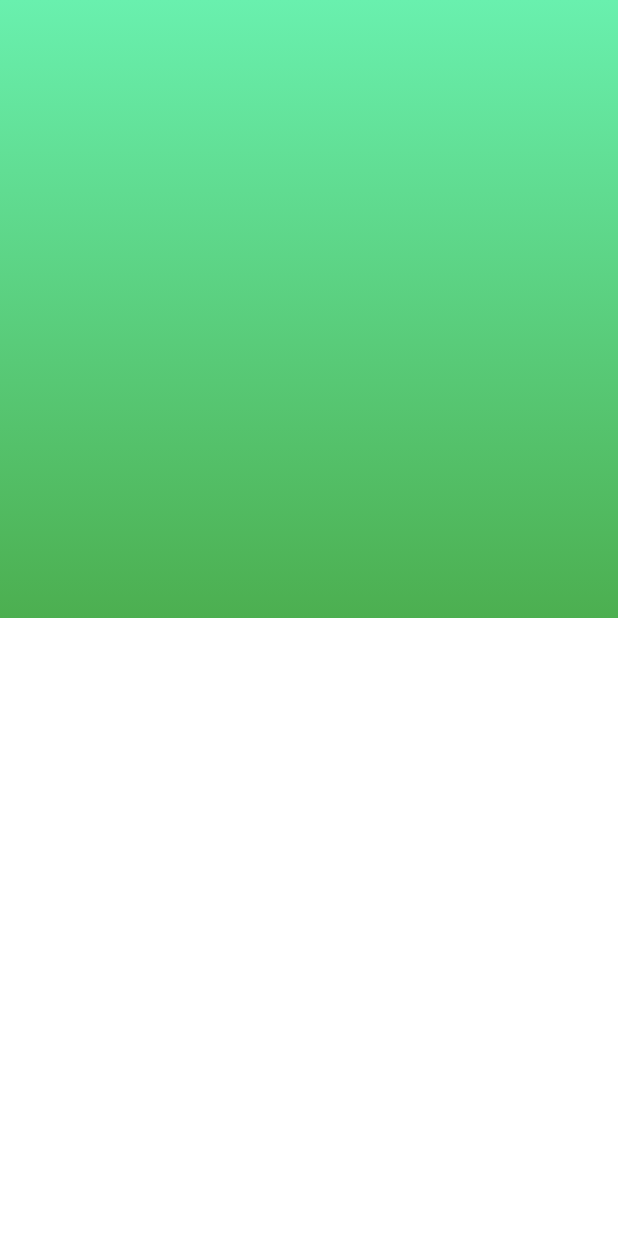
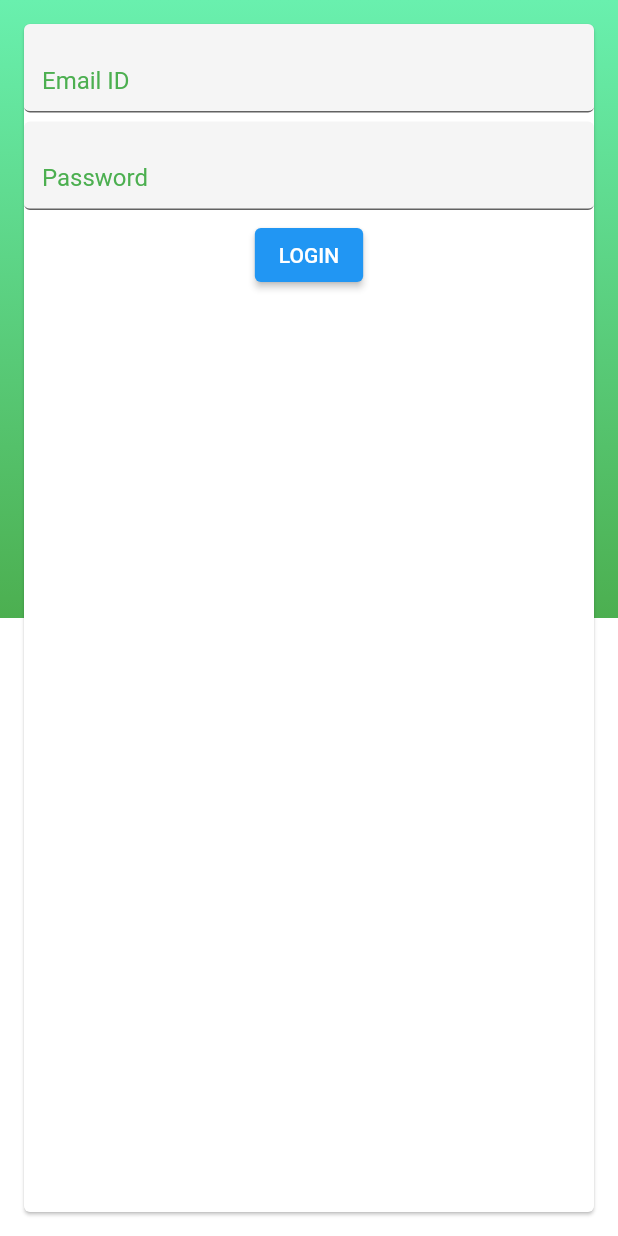
Before and after one commit to ishantk/gw2021adf1, a Flutter app: the screen it shows after launch, on a phone screen of 412 x 824 dp. Run offline on Flutter 3.47's test engine with Material 2 defaults, Android fonts, the phone set to English and light mode, and no system bars; our stand-ins replace webview_flutter.

Commit message:
Designing the Login UI

```diff
--- a/lib/auth/login-page.dart
+++ b/lib/auth/login-page.dart
@@ -39,9 +39,62 @@ class _LoginPageState extends State<LoginPage> {
           Align(
             alignment: Alignment.center,
             child: Card(
+              color: Colors.white,
               margin: EdgeInsets.all(16),
               child: Column(
+                children: [
+                  TextField(
+                    style: TextStyle(
+                      fontSize: 16,
+                      color: Colors.blueGrey
+                    ),
+                    decoration: InputDecoration(
+                      filled: true,
+                      alignLabelWithHint: true,
+                      labelText: "Email ID",
+                      labelStyle: TextStyle(color: Colors.green),
+                      border: UnderlineInputBorder(
+                        borderRadius: BorderRadius.circular(4),
+                        borderSide: BorderSide(
+                          width: 1,
+                          style: BorderStyle.solid,
+                          color: Colors.blueGrey
+                        )
+                      )
 
+                    ),
+                  ),
+                  SizedBox(height: 6,),
+                  TextField(
+                    obscureText: true,
+                    style: TextStyle(
+                        fontSize: 16,
+                        color: Colors.blueGrey
+                    ),
+                    decoration: InputDecoration(
+                        filled: true,
+                        alignLabelWithHint: true,
+                        labelText: "Password",
+                        labelStyle: TextStyle(color: Colors.green),
+                        border: UnderlineInputBorder(
+                            borderRadius: BorderRadius.circular(4),
+                            borderSide: BorderSide(
+                                width: 1,
+                                style: BorderStyle.solid,
+                                color: Colors.blueGrey
+                            )
+                        )
+
+                    ),
+                  ),
+                  SizedBox(height: 6,),
+                  ElevatedButton(
+                    child: Text("LOGIN"),
+                    onPressed: (){
+
+                    },
+                  )
+                ],
               ),
             ),
           )
```
Also changed, not shown: 2 other files.
